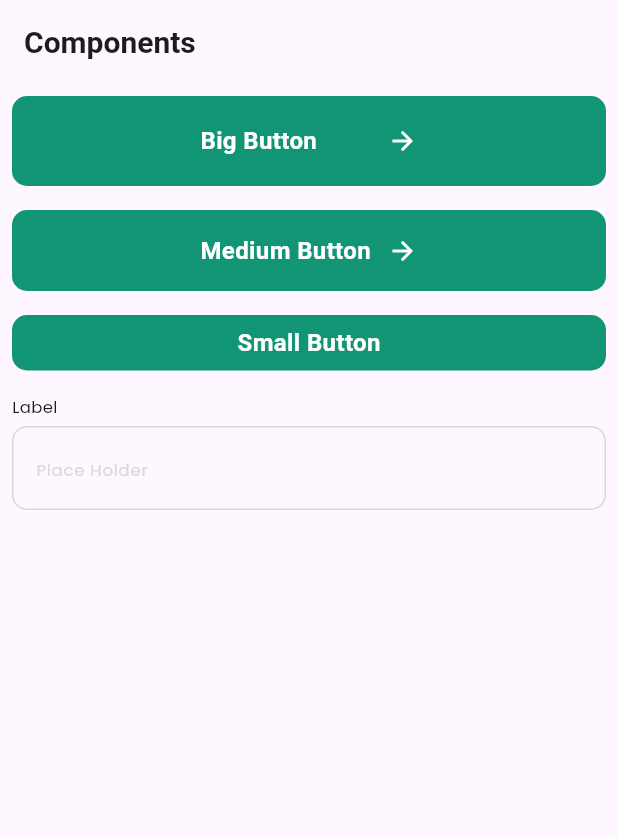
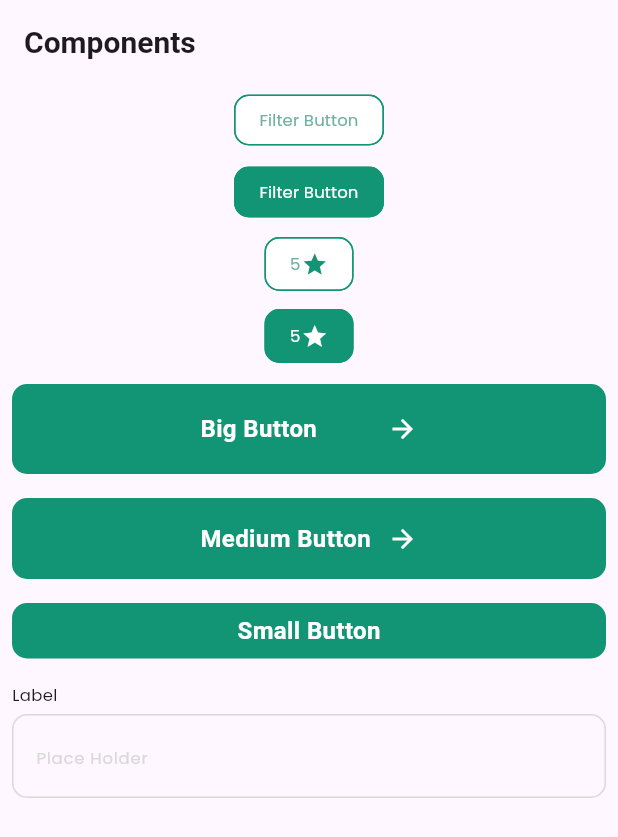
Before and after one commit to dbwpghks56/flutter_recipe_app_course, a Flutter app: the screen it shows after launch, on a phone screen of 412 x 824 dp. Shown: the top 837 px of the screen. Run offline on Flutter 3.47's test engine with Material 3 defaults, Android fonts, the phone set to English and light mode, and no system bars.

Commit message:
[Feature] Rating & Filter Button Component Create

```diff
--- /dev/null
+++ b/lib/core/presentation/components/filter_button.dart
@@ -0,0 +1,34 @@
+import 'package:flutter/material.dart';
+import 'package:flutter_recipe_app_course/ui/color_styles.dart';
+import 'package:flutter_recipe_app_course/ui/text_styles.dart';
+
+class FilterButton extends StatelessWidget {
+  const FilterButton(
+    this.text, {
+    super.key,
+    this.isSelected = false,
+  });
+
+  final String text;
+  final bool isSelected;
+
+  @override
+  Widget build(BuildContext context) {
+    return Chip(
+      backgroundColor:
+          isSelected ? ColorStyles.primaryColor : ColorStyles.white,
+      side: BorderSide(
+        color: ColorStyles.primaryColor,
+      ),
+      label: Text(
+        text,
+        style: TextStyles.smallerTextRegular.copyWith(
+          color: isSelected ? ColorStyles.white : ColorStyles.primary80,
+        ),
+      ),
+      shape: RoundedRectangleBorder(
+        borderRadius: BorderRadius.circular(10),
+      ),
+    );
+  }
+}
--- /dev/null
+++ b/lib/core/presentation/components/rating_button.dart
@@ -0,0 +1,45 @@
+import 'package:flutter/material.dart';
+import 'package:flutter_recipe_app_course/ui/color_styles.dart';
+import 'package:flutter_recipe_app_course/ui/text_styles.dart';
+
+class RatingButton extends StatelessWidget {
+  const RatingButton(
+    this.text, {
+    super.key,
+    this.isSelected = false,
+  });
+
+  final String text;
+  final bool isSelected;
+
+  @override
+  Widget build(BuildContext context) {
+    return Chip(
+      backgroundColor:
+          isSelected ? ColorStyles.primaryColor : ColorStyles.white,
+      side: BorderSide(
+        color: ColorStyles.primaryColor,
+      ),
+      label: Row(
+        mainAxisSize: MainAxisSize.min,
+        children: [
+          Text(
+            text,
+            style: TextStyles.smallerTextRegular.copyWith(
+              color: isSelected ? ColorStyles.white : ColorStyles.primary80,
+            ),
+          ),
+          const SizedBox(width: 0.5),
+          Icon(
+            Icons.star,
+            color: isSelected ? ColorStyles.white : ColorStyles.primaryColor,
+            size: 18,
+          ),
+        ],
+      ),
+      shape: RoundedRectangleBorder(
+        borderRadius: BorderRadius.circular(10),
+      ),
+    );
+  }
+}
--- a/lib/main.dart
+++ b/lib/main.dart
@@ -1,7 +1,9 @@
 import 'package:flutter/material.dart';
 import 'package:flutter_recipe_app_course/core/presentation/components/big_button.dart';
+import 'package:flutter_recipe_app_course/core/presentation/components/filter_button.dart';
 import 'package:flutter_recipe_app_course/core/presentation/components/input_field.dart';
 import 'package:flutter_recipe_app_course/core/presentation/components/medium_button.dart';
+import 'package:flutter_recipe_app_course/core/presentation/components/rating_button.dart';
 import 'package:flutter_recipe_app_course/core/presentation/components/small_button.dart';
 import 'package:flutter_recipe_app_course/ui/text_styles.dart';
 
@@ -41,6 +43,20 @@ class MyHomePage extends StatelessWidget {
       ),
       body: ListView(
         children: [
+          FilterButton(
+            "Filter Button",
+          ),
+          FilterButton(
+            "Filter Button",
+            isSelected: true,
+          ),
+          RatingButton(
+            "5",
+          ),
+          RatingButton(
+            "5",
+            isSelected: true,
+          ),
           Padding(
             padding: const EdgeInsets.all(8.0),
             child: BigButton(
```
